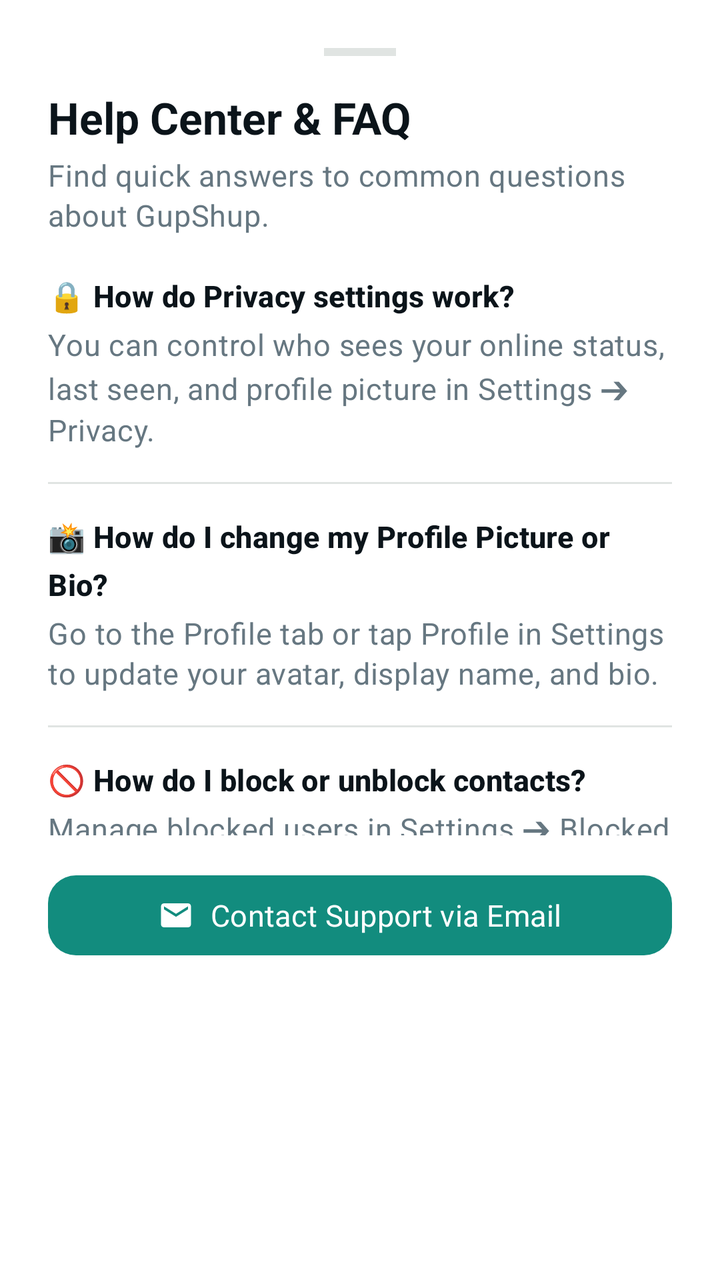
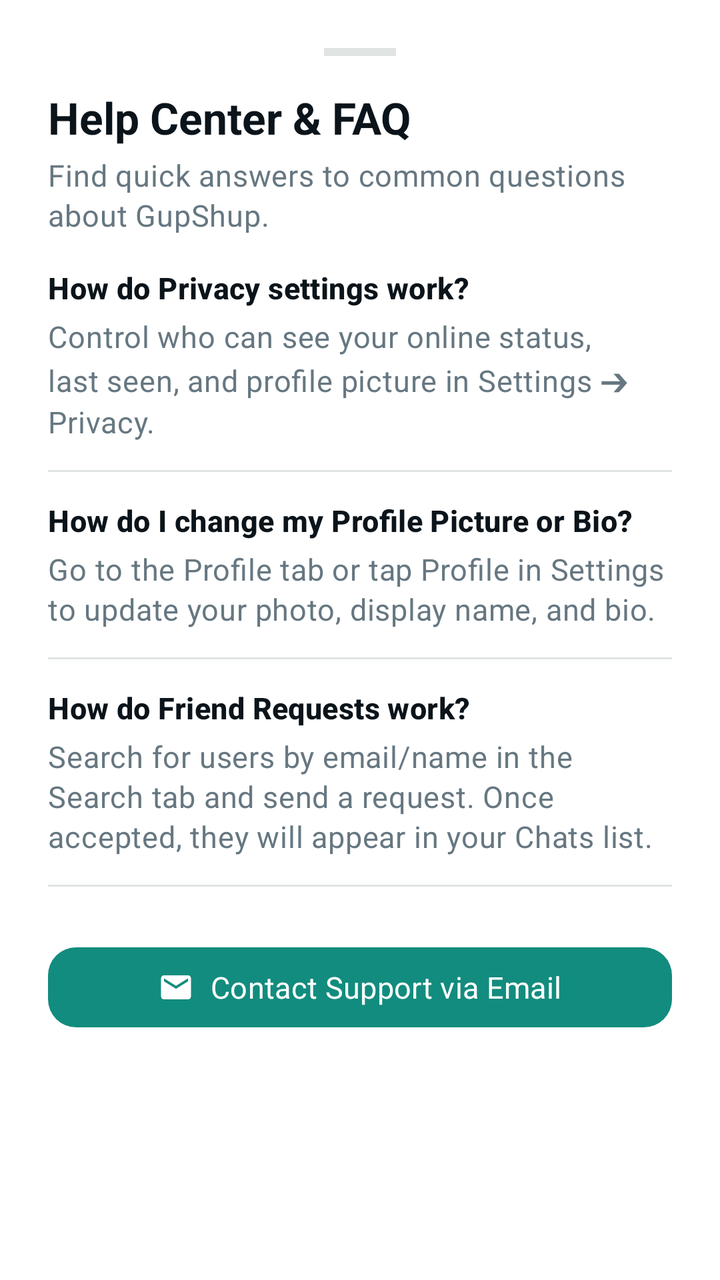

The first picture is an Android layout as it rendered before a commit; the second is the same layout after the commit. The layout source and the unified diff follow.
<!-- AndroidManifest.xml: application theme Theme.GupShup -->
<!-- res/layout/bottom_sheet_help_center.xml -->
<?xml version="1.0" encoding="utf-8"?>
<LinearLayout xmlns:android="http://schemas.android.com/apk/res/android"
    xmlns:app="http://schemas.android.com/apk/res-auto"
    android:layout_width="match_parent"
    android:layout_height="wrap_content"
    android:orientation="vertical"
    android:background="?attr/colorSurface"
    android:padding="24dp">

    
    <View
        android:layout_width="36dp"
        android:layout_height="4dp"
        android:layout_gravity="center_horizontal"
        android:background="@color/outline"
        android:layout_marginBottom="16dp" />

    <TextView
        android:layout_width="wrap_content"
        android:layout_height="wrap_content"
        android:text="Help Center &amp; FAQ"
        style="@style/TextAppearance.GupShup.Headline"
        android:textColor="?attr/colorOnSurface" />

    <TextView
        android:layout_width="wrap_content"
        android:layout_height="wrap_content"
        android:text="Find quick answers to common questions about GupShup."
        style="@style/TextAppearance.GupShup.Body"
        android:textColor="@color/onSurfaceVariant"
        android:layout_marginTop="4dp"
        android:layout_marginBottom="20dp" />

    <androidx.core.widget.NestedScrollView
        android:layout_width="match_parent"
        android:layout_height="280dp">

        <LinearLayout
            android:layout_width="match_parent"
            android:layout_height="wrap_content"
            android:orientation="vertical">

            
            <TextView
                android:layout_width="wrap_content"
                android:layout_height="wrap_content"
                android:text="🔒 How do Privacy settings work?"
                style="@style/TextAppearance.GupShup.Title"
                android:textSize="15sp" />

            <TextView
                android:layout_width="match_parent"
                android:layout_height="wrap_content"
                android:text="You can control who sees your online status, last seen, and profile picture in Settings ➔ Privacy."
                style="@style/TextAppearance.GupShup.Body"
                android:textColor="@color/onSurfaceVariant"
                android:layout_marginTop="4dp"
                android:layout_marginBottom="16dp" />

            <View
                android:layout_width="match_parent"
                android:layout_height="1dp"
                android:background="@color/outline"
                android:layout_marginBottom="16dp" />

            
            <TextView
                android:layout_width="wrap_content"
                android:layout_height="wrap_content"
                android:text="📸 How do I change my Profile Picture or Bio?"
                style="@style/TextAppearance.GupShup.Title"
                android:textSize="15sp" />

            <TextView
                android:layout_width="match_parent"
                android:layout_height="wrap_content"
                android:text="Go to the Profile tab or tap Profile in Settings to update your avatar, display name, and bio."
                style="@style/TextAppearance.GupShup.Body"
                android:textColor="@color/onSurfaceVariant"
                android:layout_marginTop="4dp"
                android:layout_marginBottom="16dp" />

            <View
                android:layout_width="match_parent"
                android:layout_height="1dp"
                android:background="@color/outline"
                android:layout_marginBottom="16dp" />

            
            <TextView
                android:layout_width="wrap_content"
                android:layout_height="wrap_content"
                android:text="🚫 How do I block or unblock contacts?"
                style="@style/TextAppearance.GupShup.Title"
                android:textSize="15sp" />

            <TextView
                android:layout_width="match_parent"
                android:layout_height="wrap_content"
                android:text="Manage blocked users in Settings ➔ Blocked contacts or directly from user profile screens."
                style="@style/TextAppearance.GupShup.Body"
                android:textColor="@color/onSurfaceVariant"
                android:layout_marginTop="4dp"
                android:layout_marginBottom="16dp" />

            <View
                android:layout_width="match_parent"
                android:layout_height="1dp"
                android:background="@color/outline"
                android:layout_marginBottom="16dp" />

            
            <TextView
                android:layout_width="wrap_content"
                android:layout_height="wrap_content"
                android:text="💬 How do I customize Chat Wallpaper &amp; Theme?"
                style="@style/TextAppearance.GupShup.Title"
                android:textSize="15sp" />

            <TextView
                android:layout_width="match_parent"
                android:layout_height="wrap_content"
                android:text="Personalize app themes, font sizes, and chat wallpapers in Settings ➔ Chat section."
                style="@style/TextAppearance.GupShup.Body"
                android:textColor="@color/onSurfaceVariant"
                android:layout_marginTop="4dp"
                android:layout_marginBottom="8dp" />

        </LinearLayout>
    </androidx.core.widget.NestedScrollView>

    
    <com.google.android.material.button.MaterialButton
        android:id="@+id/btnContactEmail"
        style="@style/Widget.GupShup.Button.Filled"
        android:layout_width="match_parent"
        android:layout_height="48dp"
        android:text="Contact Support via Email"
        app:icon="@drawable/ic_email"
        app:iconGravity="textStart"
        android:layout_marginTop="16dp" />

</LinearLayout>
<!-- resources referenced by this layout -->
<resources>
  <color name="onSurfaceVariant">#667781</color>
  <color name="outline">#E0E4E2</color>
  <!-- drawable ic_email (drawable) -->
  <vector xmlns:android="http://schemas.android.com/apk/res/android"
      android:width="24dp"
      android:height="24dp"
      android:viewportWidth="24"
      android:viewportHeight="24"
      android:tint="?attr/colorOnSurfaceVariant">
      <path android:fillColor="@android:color/white"
          android:pathData="M20,4L4,4c-1.1,0 -1.99,0.9 -1.99,2L2,18c0,1.1 0.9,2 2,2h16c1.1,0 2,-0.9 2,-2L22,6c0,-1.1 -0.9,-2 -2,-2zM20,8l-8,5 -8,-5L4,6l8,5 8,-5v2z"/>
  </vector>
  <style name="TextAppearance.GupShup.Body" parent="TextAppearance.Material3.BodyMedium">
          <item name="android:textSize">15sp</item>
          <item name="android:fontFamily">@font/google_sans</item>
          <item name="android:lineSpacingExtra">7sp</item> 
          <item name="android:textColor">?attr/colorOnSurface</item>
      </style>
  <style name="TextAppearance.GupShup.Headline" parent="TextAppearance.Material3.HeadlineSmall">
          <item name="android:textSize">22sp</item>
          <item name="android:textStyle">bold</item>
          <item name="android:fontFamily">@font/google_sans_medium</item>
          <item name="android:textColor">?attr/colorOnSurface</item>
      </style>
  <style name="TextAppearance.GupShup.Title" parent="TextAppearance.Material3.TitleMedium">
          <item name="android:textSize">18sp</item>
          <item name="android:textStyle">bold</item>
          <item name="android:fontFamily">@font/google_sans_medium</item>
          <item name="android:textColor">?attr/colorOnSurface</item>
      </style>
  <style name="Widget.GupShup.Button.Filled" parent="Widget.Material3.Button">
          <item name="android:layout_height">@dimen/button_height</item>
          <item name="cornerRadius">@dimen/radius_medium</item>
          <item name="elevation">@dimen/elevation_level_1</item>
          <item name="rippleColor">@color/colorPrimaryContainer</item>
          <item name="android:fontFamily">@font/google_sans_medium</item>
          <item name="android:textSize">15sp</item>
          <item name="backgroundTint">?attr/colorPrimary</item>
          <item name="android:textColor">?attr/colorOnPrimary</item>
      </style>
  <dimen name="button_height">52dp</dimen>
  <dimen name="radius_medium">14dp</dimen>
  <dimen name="elevation_level_1">1dp</dimen>
  <color name="colorPrimaryContainer">#E7F9F1</color>
  <color name="colorPrimary">#128C7E</color>
  <color name="onPrimary">#FFFFFF</color>
  <color name="onPrimaryContainer">#05362E</color>
  <color name="colorSecondary">#128C7E</color>
  <color name="onSecondary">#FFFFFF</color>
  <color name="colorSecondaryContainer">#E7F9F1</color>
  <color name="onSecondaryContainer">#05362E</color>
  <color name="colorTertiary">#075E54</color>
  <color name="onTertiary">#FFFFFF</color>
  <color name="colorTertiaryContainer">#D3E4FF</color>
  <color name="onTertiaryContainer">#041C35</color>
  <color name="background">#FFFFFF</color>
  <color name="surface">#FFFFFF</color>
  <color name="surfaceVariant">#EEF3F1</color>
  <color name="onSurface">#0B141A</color>
  <color name="colorSurfaceContainer">#EEF3F1</color>
  <color name="colorSurfaceContainerLow">#F7F9FA</color>
  <color name="error">#D32F2F</color>
  <color name="onError">#FFFFFF</color>
  <color name="errorContainer">#FFDAD6</color>
  <color name="onErrorContainer">#410002</color>
  <!-- unchanged entries left out for length: 1 -->
</resources>

<!-- the commit's change to res/layout/bottom_sheet_help_center.xml (unified diff, before → after) -->
@@ -29,11 +29,12 @@
         style="@style/TextAppearance.GupShup.Body"
         android:textColor="@color/onSurfaceVariant"
         android:layout_marginTop="4dp"
-        android:layout_marginBottom="20dp" />
+        android:layout_marginBottom="16dp" />
 
     <androidx.core.widget.NestedScrollView
         android:layout_width="match_parent"
-        android:layout_height="280dp">
+        android:layout_height="320dp"
+        android:fillViewport="true">
 
         <LinearLayout
             android:layout_width="match_parent"
@@ -44,53 +45,99 @@
             <TextView
                 android:layout_width="wrap_content"
                 android:layout_height="wrap_content"
-                android:text="🔒 How do Privacy settings work?"
-                style="@style/TextAppearance.GupShup.Title"
-                android:textSize="15sp" />
-
-            <TextView
-                android:layout_width="match_parent"
-                android:layout_height="wrap_content"
-                android:text="You can control who sees your online status, last seen, and profile picture in Settings ➔ Privacy."
-                style="@style/TextAppearance.GupShup.Body"
-                android:textColor="@color/onSurfaceVariant"
-                android:layout_marginTop="4dp"
-                android:layout_marginBottom="16dp" />
-
-            <View
-                android:layout_width="match_parent"
-                android:layout_height="1dp"
-                android:background="@color/outline"
-                android:layout_marginBottom="16dp" />
-
-            
-            <TextView
-                android:layout_width="wrap_content"
-                android:layout_height="wrap_content"
-                android:text="📸 How do I change my Profile Picture or Bio?"
-                style="@style/TextAppearance.GupShup.Title"
-                android:textSize="15sp" />
-
-            <TextView
-                android:layout_width="match_parent"
-                android:layout_height="wrap_content"
-                android:text="Go to the Profile tab or tap Profile in Settings to update your avatar, display name, and bio."
-                style="@style/TextAppearance.GupShup.Body"
-                android:textColor="@color/onSurfaceVariant"
-                android:layout_marginTop="4dp"
-                android:layout_marginBottom="16dp" />
-
-            <View
-                android:layout_width="match_parent"
-                android:layout_height="1dp"
-                android:background="@color/outline"
-                android:layout_marginBottom="16dp" />
-
-            
-            <TextView
-                android:layout_width="wrap_content"
-                android:layout_height="wrap_content"
-                android:text="🚫 How do I block or unblock contacts?"
+                android:text="How do Privacy settings work?"
+                style="@style/TextAppearance.GupShup.Title"
+                android:textSize="15sp" />
+
+            <TextView
+                android:layout_width="match_parent"
+                android:layout_height="wrap_content"
+                android:text="Control who can see your online status, last seen, and profile picture in Settings ➔ Privacy."
+                style="@style/TextAppearance.GupShup.Body"
+                android:textColor="@color/onSurfaceVariant"
+                android:layout_marginTop="4dp"
+                android:layout_marginBottom="14dp" />
+
+            <View
+                android:layout_width="match_parent"
+                android:layout_height="1dp"
+                android:background="@color/outline"
+                android:layout_marginBottom="14dp" />
+
+            
+            <TextView
+                android:layout_width="wrap_content"
+                android:layout_height="wrap_content"
+                android:text="How do I change my Profile Picture or Bio?"
+                style="@style/TextAppearance.GupShup.Title"
+                android:textSize="15sp" />
+
+            <TextView
+                android:layout_width="match_parent"
+                android:layout_height="wrap_content"
+                android:text="Go to the Profile tab or tap Profile in Settings to update your photo, display name, and bio."
+                style="@style/TextAppearance.GupShup.Body"
+                android:textColor="@color/onSurfaceVariant"
+                android:layout_marginTop="4dp"
+                android:layout_marginBottom="14dp" />
+
+            <View
+                android:layout_width="match_parent"
+                android:layout_height="1dp"
+                android:background="@color/outline"
+                android:layout_marginBottom="14dp" />
+
+            
+            <TextView
+                android:layout_width="wrap_content"
+                android:layout_height="wrap_content"
+                android:text="How do Friend Requests work?"
+                style="@style/TextAppearance.GupShup.Title"
+                android:textSize="15sp" />
+
+            <TextView
+                android:layout_width="match_parent"
+                android:layout_height="wrap_content"
+                android:text="Search for users by email/name in the Search tab and send a request. Once accepted, they will appear in your Chats list."
+                style="@style/TextAppearance.GupShup.Body"
+                android:textColor="@color/onSurfaceVariant"
+                android:layout_marginTop="4dp"
+                android:layout_marginBottom="14dp" />
+
+            <View
+                android:layout_width="match_parent"
+                android:layout_height="1dp"
+                android:background="@color/outline"
+                android:layout_marginBottom="14dp" />
+
+            
+            <TextView
+                android:layout_width="wrap_content"
+                android:layout_height="wrap_content"
+                android:text="How do Status updates work?"
+                style="@style/TextAppearance.GupShup.Title"
+                android:textSize="15sp" />
+
+            <TextView
+                android:layout_width="match_parent"
+                android:layout_height="wrap_content"
+                android:text="Share text or image updates on the Status screen. Status updates expire automatically after 24 hours."
+                style="@style/TextAppearance.GupShup.Body"
+                android:textColor="@color/onSurfaceVariant"
+                android:layout_marginTop="4dp"
+                android:layout_marginBottom="14dp" />
+
+            <View
+                android:layout_width="match_parent"
+                android:layout_height="1dp"
+                android:background="@color/outline"
+                android:layout_marginBottom="14dp" />
+
+            
+            <TextView
+                android:layout_width="wrap_content"
+                android:layout_height="wrap_content"
+                android:text="How do I block or unblock contacts?"
                 style="@style/TextAppearance.GupShup.Title"
                 android:textSize="15sp" />
 
@@ -101,26 +148,72 @@
                 style="@style/TextAppearance.GupShup.Body"
                 android:textColor="@color/onSurfaceVariant"
                 android:layout_marginTop="4dp"
-                android:layout_marginBottom="16dp" />
-
-            <View
-                android:layout_width="match_parent"
-                android:layout_height="1dp"
-                android:background="@color/outline"
-                android:layout_marginBottom="16dp" />
-
-            
-            <TextView
-                android:layout_width="wrap_content"
-                android:layout_height="wrap_content"
-                android:text="💬 How do I customize Chat Wallpaper &amp; Theme?"
-                style="@style/TextAppearance.GupShup.Title"
-                android:textSize="15sp" />
-
-            <TextView
-                android:layout_width="match_parent"
-                android:layout_height="wrap_content"
-                android:text="Personalize app themes, font sizes, and chat wallpapers in Settings ➔ Chat section."
+                android:layout_marginBottom="14dp" />
+
+            <View
+                android:layout_width="match_parent"
+                android:layout_height="1dp"
+                android:background="@color/outline"
+                android:layout_marginBottom="14dp" />
+
+            
+            <TextView
+                android:layout_width="wrap_content"
+                android:layout_height="wrap_content"
+                android:text="How do I customize Chat Wallpaper &amp; Theme?"
+                style="@style/TextAppearance.GupShup.Title"
+                android:textSize="15sp" />
+
+            <TextView
+                android:layout_width="match_parent"
+                android:layout_height="wrap_content"
+                android:text="Personalize app themes (Light/Dark/System), font sizes, and chat wallpapers in Settings ➔ Chat section."
+                style="@style/TextAppearance.GupShup.Body"
+                android:textColor="@color/onSurfaceVariant"
+                android:layout_marginTop="4dp"
+                android:layout_marginBottom="14dp" />
+
+            <View
+                android:layout_width="match_parent"
+                android:layout_height="1dp"
+                android:background="@color/outline"
+                android:layout_marginBottom="14dp" />
+
+            
+            <TextView
+                android:layout_width="wrap_content"
+                android:layout_height="wrap_content"
+                android:text="Is my chat data cached offline?"
+                style="@style/TextAppearance.GupShup.Title"
+                android:textSize="15sp" />
+
+            <TextView
+                android:layout_width="match_parent"
+                android:layout_height="wrap_content"
+                android:text="Yes! GupShup caches messages and user profiles locally for instant loading offline and syncs with the cloud when connected."
+                style="@style/TextAppearance.GupShup.Body"
+                android:textColor="@color/onSurfaceVariant"
+                android:layout_marginTop="4dp"
+                android:layout_marginBottom="14dp" />
+
+            <View
+                android:layout_width="match_parent"
+                android:layout_height="1dp"
+                android:background="@color/outline"
+                android:layout_marginBottom="14dp" />
+
+            
+            <TextView
+                android:layout_width="wrap_content"
+                android:layout_height="wrap_content"
+                android:text="How do I permanently delete my account?"
+                style="@style/TextAppearance.GupShup.Title"
+                android:textSize="15sp" />
+
+            <TextView
+                android:layout_width="match_parent"
+                android:layout_height="wrap_content"
+                android:text="Tap Delete Account at the bottom of Settings. This permanently purges your account, messages, statuses, and profile."
                 style="@style/TextAppearance.GupShup.Body"
                 android:textColor="@color/onSurfaceVariant"
                 android:layout_marginTop="4dp"
